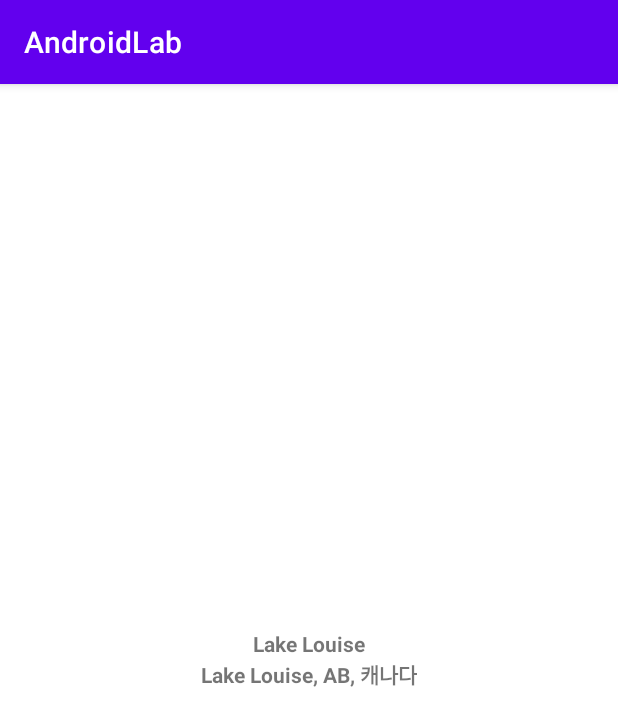
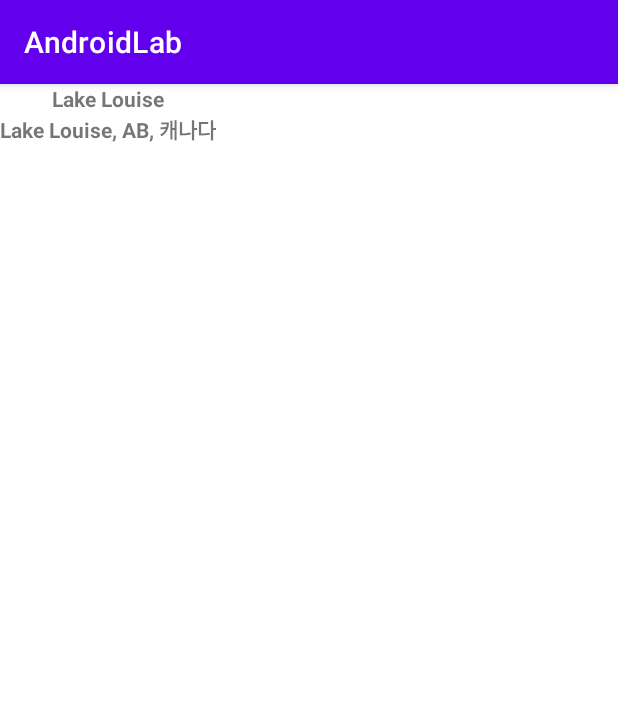
Before and after one commit to hwangsungmin-00/AndroidLab, an Android app: the screen it shows after launch (MainActivity), on a phone screen of 412 x 824 dp. Shown: the top 726 px of the screen. Run offline under Robolectric (Android 15) with nearby library versions, the phone set to English and light mode, and no system bars.

Commit message:
ch6.레이아웃 XML로 화면 구성

```diff
--- a/app/src/main/java/com/example/androidlab/MainActivity.kt
+++ b/app/src/main/java/com/example/androidlab/MainActivity.kt
@@ -13,6 +13,7 @@ import androidx.core.content.ContextCompat
 class MainActivity : AppCompatActivity() {
     override fun onCreate(savedInstanceState: Bundle?) {
         super.onCreate(savedInstanceState)
+        /*
         //이름 문자열 출력
         val name=TextView(this).apply{
             typeface= Typeface.DEFAULT_BOLD
@@ -37,8 +38,9 @@ class MainActivity : AppCompatActivity() {
             //addView(image, WRAP_CONTENT, WRAP_CONTENT)
             addView(address, WRAP_CONTENT, WRAP_CONTENT)
         }
+        */
 
-        setContentView(layout)
+        setContentView(R.layout.activity_main)
 
     }
 }
--- a/app/src/main/res/layout/activity_main.xml
+++ b/app/src/main/res/layout/activity_main.xml
@@ -1,18 +1,20 @@
 <?xml version="1.0" encoding="utf-8"?>
-<androidx.constraintlayout.widget.ConstraintLayout xmlns:android="http://schemas.android.com/apk/res/android"
-    xmlns:app="http://schemas.android.com/apk/res-auto"
-    xmlns:tools="http://schemas.android.com/tools"
-    android:layout_width="match_parent"
-    android:layout_height="match_parent"
-    tools:context=".MainActivity">
+
+<LinearLayout xmlns:android="http://schemas.android.com/apk/res/android"
+    android:layout_width="wrap_content"
+    android:layout_height="wrap_content"
+    android:orientation="vertical"
+    android:gravity="center">
 
     <TextView
         android:layout_width="wrap_content"
         android:layout_height="wrap_content"
-        android:text="Hello World!"
-        app:layout_constraintBottom_toBottomOf="parent"
-        app:layout_constraintLeft_toLeftOf="parent"
-        app:layout_constraintRight_toRightOf="parent"
-        app:layout_constraintTop_toTopOf="parent" />
+        android:textStyle="bold"
+        android:text="Lake Louise" />
 
-</androidx.constraintlayout.widget.ConstraintLayout>
+    <TextView
+        android:layout_width="wrap_content"
+        android:layout_height="wrap_content"
+        android:textStyle="bold"
+        android:text="Lake Louise, AB, 캐나다" />
+</LinearLayout>
```
